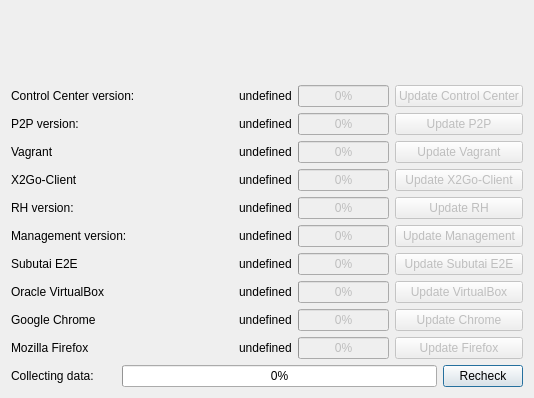
This is hub/forms/DlgAbout.ui in subutai-io/control-center as Qt 5 draws it before an edit. The edited form follows.
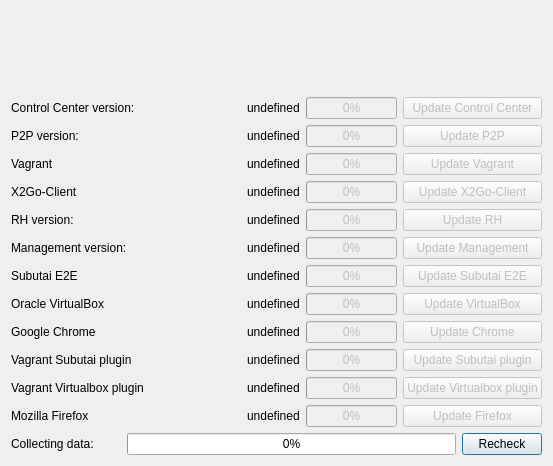
This is the edited form. Icons and pictures are not drawn.

Commit message: add vbguest and subutai plugins to about dlg box

What changed in the file:
```diff
--- a/hub/forms/DlgAbout.ui
+++ b/hub/forms/DlgAbout.ui
@@ -6,8 +6,8 @@
    <rect>
     <x>0</x>
     <y>0</y>
-    <width>534</width>
-    <height>398</height>
+    <width>553</width>
+    <height>466</height>
    </rect>
   </property>
   <property name="windowTitle">
@@ -49,28 +49,14 @@
       </layout>
      </item>
      <item row="1" column="0">
-      <layout class="QGridLayout" name="gridLayout_2" rowstretch="2,0,0,0,0,0,0,0,0,0,0" columnstretch="1,0,0,0">
-       <item row="6" column="3">
-        <widget class="QPushButton" name="btn_subutai_e2e">
-         <property name="enabled">
-          <bool>false</bool>
-         </property>
+      <layout class="QGridLayout" name="gridLayout_2" rowstretch="2,0,0,0,0,0,0,0,0,0,0,0" columnstretch="1,0,0,0">
+       <item row="4" column="1">
+        <widget class="QLabel" name="lbl_rh_version_val">
          <property name="text">
-          <string>Update Subutai E2E</string>
-         </property>
-        </widget>
-       </item>
-       <item row="7" column="1">
-        <widget class="QLabel" name="lbl_oracle_virtualbox_version_val">
-         <property name="text">
           <string>undefined</string>
          </property>
-        </widget>
-       </item>
-       <item row="6" column="1">
-        <widget class="QLabel" name="lbl_subutai_e2e_val">
-         <property name="text">
-          <string>undefined</string>
+         <property name="textInteractionFlags">
+          <set>Qt::LinksAccessibleByMouse|Qt::TextSelectableByKeyboard|Qt::TextSelectableByMouse</set>
          </property>
         </widget>
        </item>
@@ -84,39 +70,6 @@
          </property>
         </widget>
        </item>
-       <item row="3" column="1">
-        <widget class="QLabel" name="lbl_x2go_version_val">
-         <property name="text">
-          <string>undefined</string>
-         </property>
-        </widget>
-       </item>
-       <item row="3" column="2">
-        <widget class="QProgressBar" name="pb_x2go">
-         <property name="enabled">
-          <bool>false</bool>
-         </property>
-         <property name="value">
-          <number>0</number>
-         </property>
-        </widget>
-       </item>
-       <item row="4" column="3">
-        <widget class="QPushButton" name="btn_rh_update">
-         <property name="enabled">
-          <bool>false</bool>
-         </property>
-         <property name="sizePolicy">
-          <sizepolicy hsizetype="Preferred" vsizetype="Preferred">
-           <horstretch>0</horstretch>
-           <verstretch>0</verstretch>
-          </sizepolicy>
-         </property>
-         <property name="text">
-          <string>Update RH</string>
-         </property>
-        </widget>
-       </item>
        <item row="0" column="3">
         <widget class="QPushButton" name="btn_tray_update">
          <property name="enabled">
@@ -133,38 +86,35 @@
          </property>
         </widget>
        </item>
-       <item row="2" column="1">
-        <widget class="QLabel" name="lbl_vagrant_version_val">
+       <item row="8" column="2">
+        <widget class="QProgressBar" name="pb_chrome">
+         <property name="enabled">
+          <bool>false</bool>
+         </property>
+         <property name="value">
+          <number>0</number>
+         </property>
+        </widget>
+       </item>
+       <item row="11" column="2">
+        <widget class="QProgressBar" name="pb_firefox">
+         <property name="enabled">
+          <bool>false</bool>
+         </property>
+         <property name="value">
+          <number>0</number>
+         </property>
+        </widget>
+       </item>
+       <item row="10" column="1">
+        <widget class="QLabel" name="lbl_vbguest_plugin_version_val">
          <property name="text">
           <string>undefined</string>
          </property>
         </widget>
        </item>
-       <item row="1" column="2">
-        <widget class="QProgressBar" name="pb_p2p">
-         <property name="enabled">
-          <bool>false</bool>
-         </property>
-         <property name="sizePolicy">
-          <sizepolicy hsizetype="Preferred" vsizetype="Preferred">
-           <horstretch>0</horstretch>
-           <verstretch>0</verstretch>
-          </sizepolicy>
-         </property>
-         <property name="value">
-          <number>0</number>
-         </property>
-        </widget>
-       </item>
-       <item row="5" column="0">
-        <widget class="QLabel" name="lbl_rhm_version">
-         <property name="text">
-          <string>Management version:</string>
-         </property>
-        </widget>
-       </item>
-       <item row="2" column="2">
-        <widget class="QProgressBar" name="pb_vagrant">
+       <item row="10" column="2">
+        <widget class="QProgressBar" name="pb_vbguest_plugin">
          <property name="enabled">
           <bool>false</bool>
          </property>
@@ -183,6 +133,77 @@
          </property>
         </widget>
        </item>
+       <item row="9" column="0">
+        <widget class="QLabel" name="lbl_subutai_plugin_version">
+         <property name="text">
+          <string>Vagrant Subutai plugin</string>
+         </property>
+        </widget>
+       </item>
+       <item row="0" column="2">
+        <widget class="QProgressBar" name="pb_tray">
+         <property name="enabled">
+          <bool>false</bool>
+         </property>
+         <property name="sizePolicy">
+          <sizepolicy hsizetype="Preferred" vsizetype="Preferred">
+           <horstretch>0</horstretch>
+           <verstretch>0</verstretch>
+          </sizepolicy>
+         </property>
+         <property name="value">
+          <number>0</number>
+         </property>
+        </widget>
+       </item>
+       <item row="1" column="0">
+        <widget class="QLabel" name="lbl_p2p_version">
+         <property name="text">
+          <string>P2P version:</string>
+         </property>
+        </widget>
+       </item>
+       <item row="10" column="0">
+        <widget class="QLabel" name="lbl_vbguest_plugin_version">
+         <property name="text">
+          <string>Vagrant Virtualbox plugin</string>
+         </property>
+        </widget>
+       </item>
+       <item row="0" column="0">
+        <widget class="QLabel" name="lbl_tray_version">
+         <property name="text">
+          <string>Control Center version:</string>
+         </property>
+        </widget>
+       </item>
+       <item row="7" column="2">
+        <widget class="QProgressBar" name="pb_oracle_virtualbox">
+         <property name="enabled">
+          <bool>false</bool>
+         </property>
+         <property name="value">
+          <number>0</number>
+         </property>
+        </widget>
+       </item>
+       <item row="8" column="3">
+        <widget class="QPushButton" name="btn_chrome">
+         <property name="enabled">
+          <bool>false</bool>
+         </property>
+         <property name="text">
+          <string>Update Chrome</string>
+         </property>
+        </widget>
+       </item>
+       <item row="9" column="1">
+        <widget class="QLabel" name="lbl_subutai_plugin_version_val">
+         <property name="text">
+          <string>undefined</string>
+         </property>
+        </widget>
+       </item>
        <item row="2" column="0">
         <widget class="QLabel" name="lbl_vagrant_version">
          <property name="text">
@@ -200,8 +221,8 @@
          </property>
         </widget>
        </item>
-       <item row="1" column="3">
-        <widget class="QPushButton" name="btn_p2p_update">
+       <item row="4" column="2">
+        <widget class="QProgressBar" name="pb_rh">
          <property name="enabled">
           <bool>false</bool>
          </property>
@@ -211,20 +232,81 @@
            <verstretch>0</verstretch>
           </sizepolicy>
          </property>
+         <property name="value">
+          <number>0</number>
+         </property>
+        </widget>
+       </item>
+       <item row="6" column="0">
+        <widget class="QLabel" name="lbl_subutai_e2e">
          <property name="text">
-          <string>Update P2P</string>
+          <string>Subutai E2E</string>
          </property>
         </widget>
        </item>
-       <item row="4" column="0">
-        <widget class="QLabel" name="lbl_rh_version">
+       <item row="5" column="0">
+        <widget class="QLabel" name="lbl_rhm_version">
          <property name="text">
-          <string>RH version:</string>
+          <string>Management version:</string>
          </property>
         </widget>
        </item>
-       <item row="4" column="1">
-        <widget class="QLabel" name="lbl_rh_version_val">
+       <item row="4" column="3">
+        <widget class="QPushButton" name="btn_rh_update">
+         <property name="enabled">
+          <bool>false</bool>
+         </property>
+         <property name="sizePolicy">
+          <sizepolicy hsizetype="Preferred" vsizetype="Preferred">
+           <horstretch>0</horstretch>
+           <verstretch>0</verstretch>
+          </sizepolicy>
+         </property>
+         <property name="text">
+          <string>Update RH</string>
+         </property>
+        </widget>
+       </item>
+       <item row="6" column="3">
+        <widget class="QPushButton" name="btn_subutai_e2e">
+         <property name="enabled">
+          <bool>false</bool>
+         </property>
+         <property name="text">
+          <string>Update Subutai E2E</string>
+         </property>
+        </widget>
+       </item>
+       <item row="7" column="1">
+        <widget class="QLabel" name="lbl_oracle_virtualbox_version_val">
+         <property name="text">
+          <string>undefined</string>
+         </property>
+        </widget>
+       </item>
+       <item row="2" column="1">
+        <widget class="QLabel" name="lbl_vagrant_version_val">
+         <property name="text">
+          <string>undefined</string>
+         </property>
+        </widget>
+       </item>
+       <item row="6" column="1">
+        <widget class="QLabel" name="lbl_subutai_e2e_val">
+         <property name="text">
+          <string>undefined</string>
+         </property>
+        </widget>
+       </item>
+       <item row="11" column="1">
+        <widget class="QLabel" name="lbl_firefox_version_val">
+         <property name="text">
+          <string>undefined</string>
+         </property>
+        </widget>
+       </item>
+       <item row="8" column="1">
+        <widget class="QLabel" name="lbl_chrome_version_val">
          <property name="text">
           <string>undefined</string>
          </property>
@@ -233,52 +315,13 @@
          </property>
         </widget>
        </item>
-       <item row="3" column="0">
-        <widget class="QLabel" name="lbl_x2go_version">
+       <item row="9" column="3">
+        <widget class="QPushButton" name="btn_subutai_plugin_update">
+         <property name="enabled">
+          <bool>false</bool>
+         </property>
          <property name="text">
-          <string>X2Go-Client</string>
-         </property>
-        </widget>
-       </item>
-       <item row="5" column="2">
-        <widget class="QProgressBar" name="pb_rhm">
-         <property name="enabled">
-          <bool>false</bool>
-         </property>
-         <property name="sizePolicy">
-          <sizepolicy hsizetype="Preferred" vsizetype="Preferred">
-           <horstretch>0</horstretch>
-           <verstretch>0</verstretch>
-          </sizepolicy>
-         </property>
-         <property name="value">
-          <number>0</number>
-         </property>
-        </widget>
-       </item>
-       <item row="0" column="2">
-        <widget class="QProgressBar" name="pb_tray">
-         <property name="enabled">
-          <bool>false</bool>
-         </property>
-         <property name="sizePolicy">
-          <sizepolicy hsizetype="Preferred" vsizetype="Preferred">
-           <horstretch>0</horstretch>
-           <verstretch>0</verstretch>
-          </sizepolicy>
-         </property>
-         <property name="value">
-          <number>0</number>
-         </property>
-        </widget>
-       </item>
-       <item row="7" column="2">
-        <widget class="QProgressBar" name="pb_oracle_virtualbox">
-         <property name="enabled">
-          <bool>false</bool>
-         </property>
-         <property name="value">
-          <number>0</number>
+          <string>Update Subutai plugin</string>
          </property>
         </widget>
        </item>
@@ -298,6 +341,16 @@
          </property>
         </widget>
        </item>
+       <item row="3" column="2">
+        <widget class="QProgressBar" name="pb_x2go">
+         <property name="enabled">
+          <bool>false</bool>
+         </property>
+         <property name="value">
+          <number>0</number>
+         </property>
+        </widget>
+       </item>
        <item row="2" column="3">
         <widget class="QPushButton" name="btn_vagrant_update">
          <property name="enabled">
@@ -308,53 +361,20 @@
          </property>
         </widget>
        </item>
-       <item row="6" column="0">
-        <widget class="QLabel" name="lbl_subutai_e2e">
+       <item row="4" column="0">
+        <widget class="QLabel" name="lbl_rh_version">
          <property name="text">
-          <string>Subutai E2E</string>
+          <string>RH version:</string>
          </property>
         </widget>
        </item>
-       <item row="4" column="2">
-        <widget class="QProgressBar" name="pb_rh">
+       <item row="11" column="3">
+        <widget class="QPushButton" name="btn_firefox">
          <property name="enabled">
           <bool>false</bool>
          </property>
-         <property name="sizePolicy">
-          <sizepolicy hsizetype="Preferred" vsizetype="Preferred">
-           <horstretch>0</horstretch>
-           <verstretch>0</verstretch>
-          </sizepolicy>
-         </property>
-         <property name="value">
-          <number>0</number>
-         </property>
-        </widget>
-       </item>
-       <item row="3" column="3">
-        <widget class="QPushButton" name="btn_x2go_update">
-         <property name="enabled">
-          <bool>false</bool>
-         </property>
          <property name="text">
-          <string>Update X2Go-Client</string>
-         </property>
-        </widget>
-       </item>
-       <item row="1" column="0">
-        <widget class="QLabel" name="lbl_p2p_version">
-         <property name="text">
-          <string>P2P version:</string>
-         </property>
-        </widget>
-       </item>
-       <item row="0" column="1">
-        <widget class="QLabel" name="lbl_tray_version_val">
-         <property name="text">
-          <string>undefined</string>
-         </property>
-         <property name="textInteractionFlags">
-          <set>Qt::LinksAccessibleByMouse|Qt::TextSelectableByKeyboard|Qt::TextSelectableByMouse</set>
+          <string>Update Firefox</string>
          </property>
         </widget>
        </item>
@@ -368,6 +388,55 @@
          </property>
         </widget>
        </item>
+       <item row="2" column="2">
+        <widget class="QProgressBar" name="pb_vagrant">
+         <property name="enabled">
+          <bool>false</bool>
+         </property>
+         <property name="value">
+          <number>0</number>
+         </property>
+        </widget>
+       </item>
+       <item row="1" column="3">
+        <widget class="QPushButton" name="btn_p2p_update">
+         <property name="enabled">
+          <bool>false</bool>
+         </property>
+         <property name="sizePolicy">
+          <sizepolicy hsizetype="Preferred" vsizetype="Preferred">
+           <horstretch>0</horstretch>
+           <verstretch>0</verstretch>
+          </sizepolicy>
+         </property>
+         <property name="text">
+          <string>Update P2P</string>
+         </property>
+        </widget>
+       </item>
+       <item row="1" column="2">
+        <widget class="QProgressBar" name="pb_p2p">
+         <property name="enabled">
+          <bool>false</bool>
+         </property>
+         <property name="sizePolicy">
+          <sizepolicy hsizetype="Preferred" vsizetype="Preferred">
+           <horstretch>0</horstretch>
+           <verstretch>0</verstretch>
+          </sizepolicy>
+         </property>
+         <property name="value">
+          <number>0</number>
+         </property>
+        </widget>
+       </item>
+       <item row="11" column="0">
+        <widget class="QLabel" name="lbl_firefox">
+         <property name="text">
+          <string>Mozilla Firefox</string>
+         </property>
+        </widget>
+       </item>
        <item row="7" column="0">
         <widget class="QLabel" name="lbl_oracle_virtualbox_version">
          <property name="text">
@@ -382,8 +451,8 @@
          </property>
         </widget>
        </item>
-       <item row="8" column="1">
-        <widget class="QLabel" name="lbl_chrome_version_val">
+       <item row="0" column="1">
+        <widget class="QLabel" name="lbl_tray_version_val">
          <property name="text">
           <string>undefined</string>
          </property>
@@ -392,32 +461,31 @@
          </property>
         </widget>
        </item>
-       <item row="8" column="2">
-        <widget class="QProgressBar" name="pb_chrome">
+       <item row="5" column="2">
+        <widget class="QProgressBar" name="pb_rhm">
          <property name="enabled">
           <bool>false</bool>
          </property>
+         <property name="sizePolicy">
+          <sizepolicy hsizetype="Preferred" vsizetype="Preferred">
+           <horstretch>0</horstretch>
+           <verstretch>0</verstretch>
+          </sizepolicy>
+         </property>
          <property name="value">
           <number>0</number>
          </property>
         </widget>
        </item>
-       <item row="10" column="0">
-        <widget class="QLabel" name="lbl_firefox">
-         <property name="text">
-          <string>Mozilla Firefox</string>
-         </property>
-        </widget>
-       </item>
-       <item row="10" column="1">
-        <widget class="QLabel" name="lbl_firefox_version_val">
+       <item row="3" column="1">
+        <widget class="QLabel" name="lbl_x2go_version_val">
          <property name="text">
           <string>undefined</string>
          </property>
         </widget>
        </item>
-       <item row="10" column="2">
-        <widget class="QProgressBar" name="pb_firefox">
+       <item row="9" column="2">
+        <widget class="QProgressBar" name="pb_subutai_plugin">
          <property name="enabled">
           <bool>false</bool>
          </property>
@@ -426,30 +494,30 @@
          </property>
         </widget>
        </item>
-       <item row="8" column="3">
-        <widget class="QPushButton" name="btn_chrome">
+       <item row="3" column="3">
+        <widget class="QPushButton" name="btn_x2go_update">
          <property name="enabled">
           <bool>false</bool>
          </property>
          <property name="text">
-          <string>Update Chrome</string>
+          <string>Update X2Go-Client</string>
          </property>
         </widget>
        </item>
        <item row="10" column="3">
-        <widget class="QPushButton" name="btn_firefox">
+        <widget class="QPushButton" name="btn_vbguest_plugin_update">
          <property name="enabled">
           <bool>false</bool>
          </property>
          <property name="text">
-          <string>Update Firefox</string>
+          <string>Update Virtualbox plugin</string>
          </property>
         </widget>
        </item>
-       <item row="0" column="0">
-        <widget class="QLabel" name="lbl_tray_version">
+       <item row="3" column="0">
+        <widget class="QLabel" name="lbl_x2go_version">
          <property name="text">
-          <string>Control Center version:</string>
+          <string>X2Go-Client</string>
          </property>
         </widget>
        </item>
```
